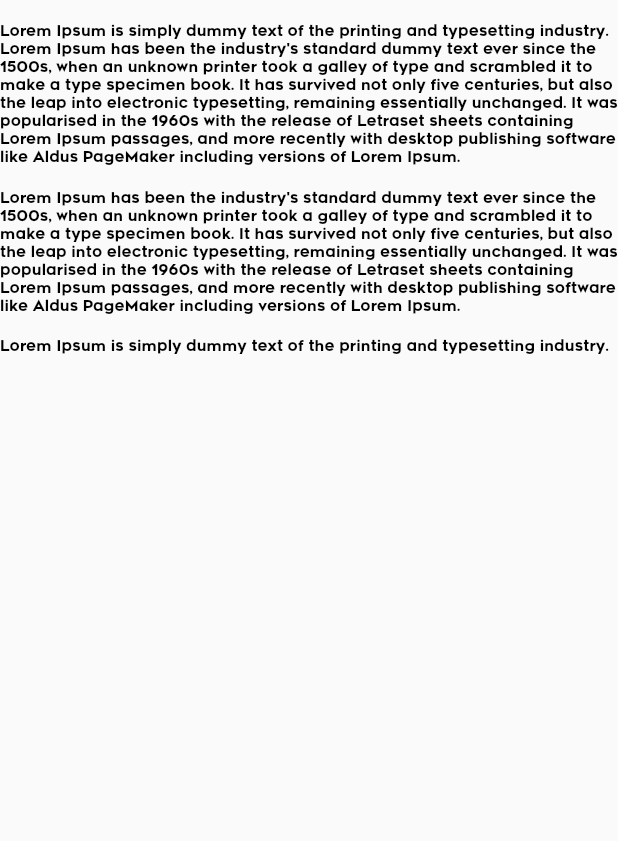
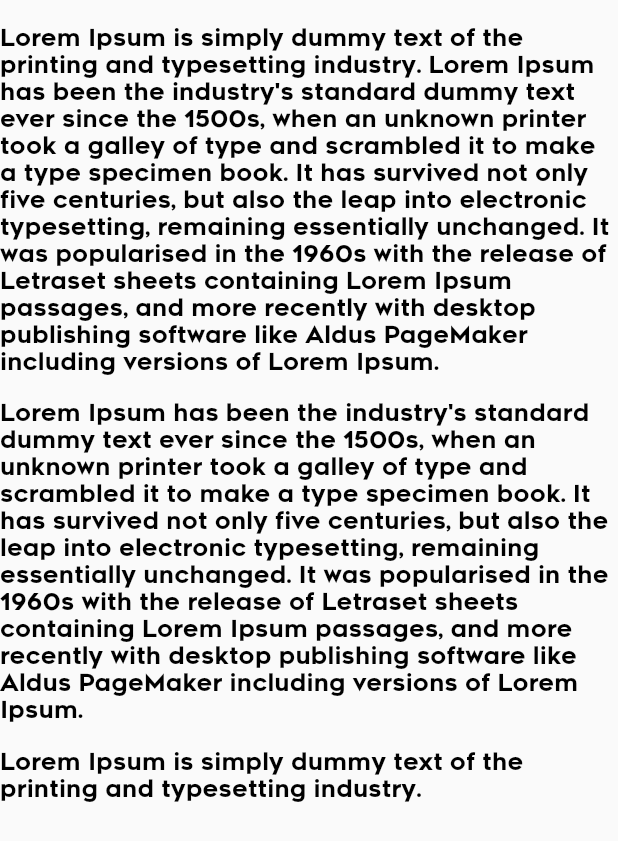
Before and after one commit to AmirAbu-Almajd/Klick-90-flutter-website, a Flutter app: what myTexts() shows on an empty page, opened directly, on a phone screen of 412 x 824 dp. Shown: the top 841 px of the screen. Run offline on Flutter 3.47's test engine with Material 2 defaults, Android fonts, the phone set to English and light mode, and no system bars; our stand-ins replace carousel_slider; missing offline and left inert: dart:html, dart:js.

Commit message:
Font sizes and spacing edits

```diff
--- a/lib/aboutSection/aboutPageText.dart
+++ b/lib/aboutSection/aboutPageText.dart
@@ -1,34 +1,40 @@
+// ignore_for_file: file_names
+
 import 'package:flutter/material.dart';
 
 Column myTexts(BuildContext context) {
+    double height = MediaQuery.of(context).size.height;
+
+  TextStyle descriptionTheme = TextStyle(
+              fontFamily: 'Renogare', fontSize: height*0.019, color: Colors.black);
   return Column(
     children: [
       SizedBox(
-        height: 15,
+        height: height*0.02,
       ),
       Text(
         "Lorem Ipsum is simply dummy text of the printing and typesetting industry. Lorem Ipsum has been the industry's standard dummy text ever since the 1500s, when an unknown printer took a galley of type and scrambled it to make a type specimen book. It has survived not only five centuries, but also the leap into electronic typesetting, remaining essentially unchanged. It was popularised in the 1960s with the release of Letraset sheets containing Lorem Ipsum passages, and more recently with desktop publishing software like Aldus PageMaker including versions of Lorem Ipsum.",
-        style: Theme.of(context).textTheme.bodyText1,
+        style: descriptionTheme,
         textAlign: TextAlign.start,
       ),
       SizedBox(
-        height: 15,
+        height: height*0.02,
       ),
       Text(
         "Lorem Ipsum has been the industry's standard dummy text ever since the 1500s, when an unknown printer took a galley of type and scrambled it to make a type specimen book. It has survived not only five centuries, but also the leap into electronic typesetting, remaining essentially unchanged. It was popularised in the 1960s with the release of Letraset sheets containing Lorem Ipsum passages, and more recently with desktop publishing software like Aldus PageMaker including versions of Lorem Ipsum.",
-        style: Theme.of(context).textTheme.bodyText1,
+        style: descriptionTheme,
         textAlign: TextAlign.start,
       ),
       SizedBox(
-        height: 15,
+        height: height*0.02,
       ),
       Text(
         "Lorem Ipsum is simply dummy text of the printing and typesetting industry.",
-        style: Theme.of(context).textTheme.bodyText1,
+        style: descriptionTheme,
         textAlign: TextAlign.start,
       ),
       SizedBox(
-        height: 15,
+        height: height*0.02,
       ),
     ],
     crossAxisAlignment: CrossAxisAlignment.start,
--- a/lib/appBar/actions.dart
+++ b/lib/appBar/actions.dart
@@ -44,7 +44,7 @@
     double width = MediaQuery.of(context).size.width;
     double height = MediaQuery.of(context).size.height;
     double adjustableMargin = width * 0.009;
-    double adjustableContainerWidth = width * 0.09;
+    double adjustableContainerWidth = width * 0.075;
     TextStyle buttonsStyle = TextStyle(
         fontWeight: FontWeight.normal,
         fontFamily: 'Renogare',
@@ -86,7 +86,7 @@
                           width: _widthAnimation.value),
                       borderRadius: BorderRadius.circular(7),
                     ),
-                    padding: EdgeInsets.symmetric(vertical: height*0.009, horizontal: width*0.009),
+                    padding: EdgeInsets.symmetric(vertical: height*0.009, horizontal: width*0.002),
                     child: Text(
                       widget.text,
                       style: buttonsStyle,
--- a/lib/clientsSection/clients.dart
+++ b/lib/clientsSection/clients.dart
@@ -33,7 +33,7 @@
             ),
             Text("LATEST CLIENTS",
                 style: TextStyle(
-                    fontFamily: 'Renogare', fontSize: 40, color: Colors.black)),
+                    fontFamily: 'Renogare', fontSize: 0.05 * height, color: Colors.black)),
             SizedBox(
               height: height * 0.04,
             ),
--- a/lib/projectsSection/projects_section.dart
+++ b/lib/projectsSection/projects_section.dart
@@ -51,7 +51,7 @@
             ),
             SelectableText("LATEST PROJECTS",
                 style: TextStyle(
-                    fontFamily: 'Renogare', fontSize: 40, color: Colors.white)),
+                    fontFamily: 'Renogare', fontSize: 0.05 * height, color: Colors.white)),
             SizedBox(
               height: height * 0.04,
             ),
--- a/lib/servicesSection/services.dart
+++ b/lib/servicesSection/services.dart
@@ -20,7 +20,7 @@
           ),
           Text("OUR SERVICES",
               style: TextStyle(
-                  fontFamily: 'Renogare', fontSize: 40, color: Colors.white)),
+                  fontFamily: 'Renogare', fontSize: 0.05 * height, color: Colors.white)),
           SizedBox(
             height: height * 0.04,
           ),
--- a/lib/servicesSection/symbol_front.dart
+++ b/lib/servicesSection/symbol_front.dart
@@ -8,8 +8,8 @@
       crossAxisAlignment: CrossAxisAlignment.center,
       children: [
         Container(
-            width: width * 0.2,
-            height: height * 0.2,
+            width: height * 0.35,
+            height: height * 0.31,
             decoration: BoxDecoration(
                 image: DecorationImage(
                     image: AssetImage("assets/images/${imageName}"),
@@ -18,7 +18,7 @@
         Text(
           serviceName,
           style: TextStyle(
-              fontSize: 18, fontFamily: 'Renogare', color: Colors.white),
+              fontSize:  height*0.025, fontFamily: 'Renogare', color: Colors.white),
         ),
       ],
     ),
```
Also changed, not shown: lib/clientsSection/client_image.dart (+11 -1 lines), lib/servicesSection/symbol_back.dart (+5 -5 lines), 1 other file.
